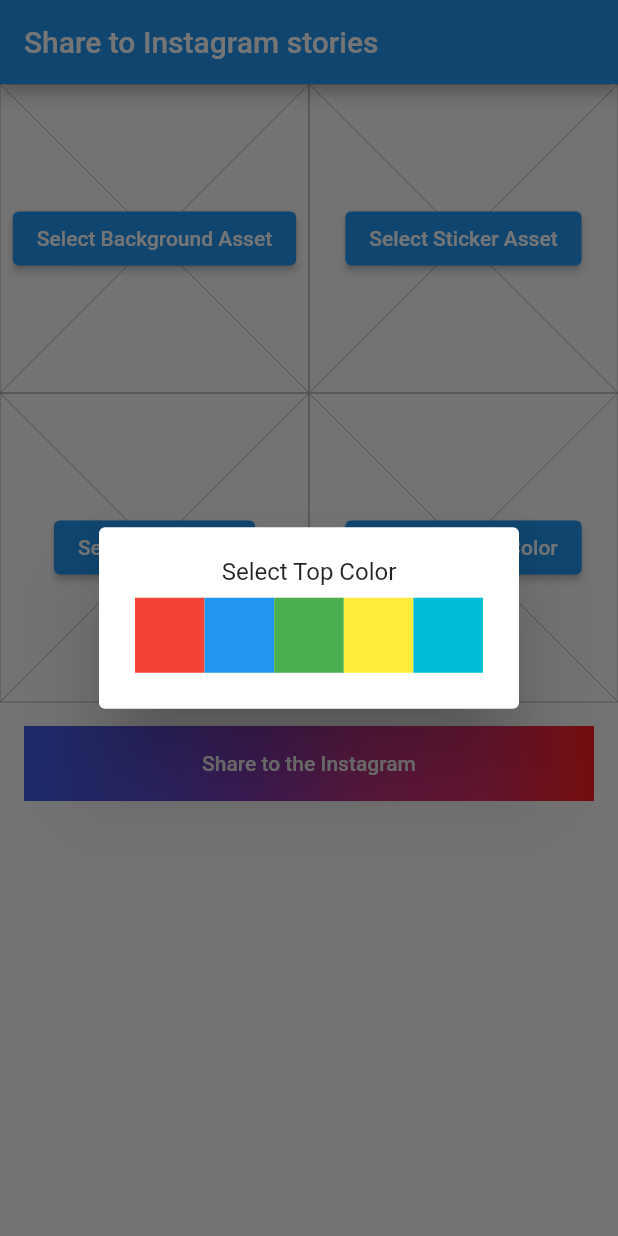
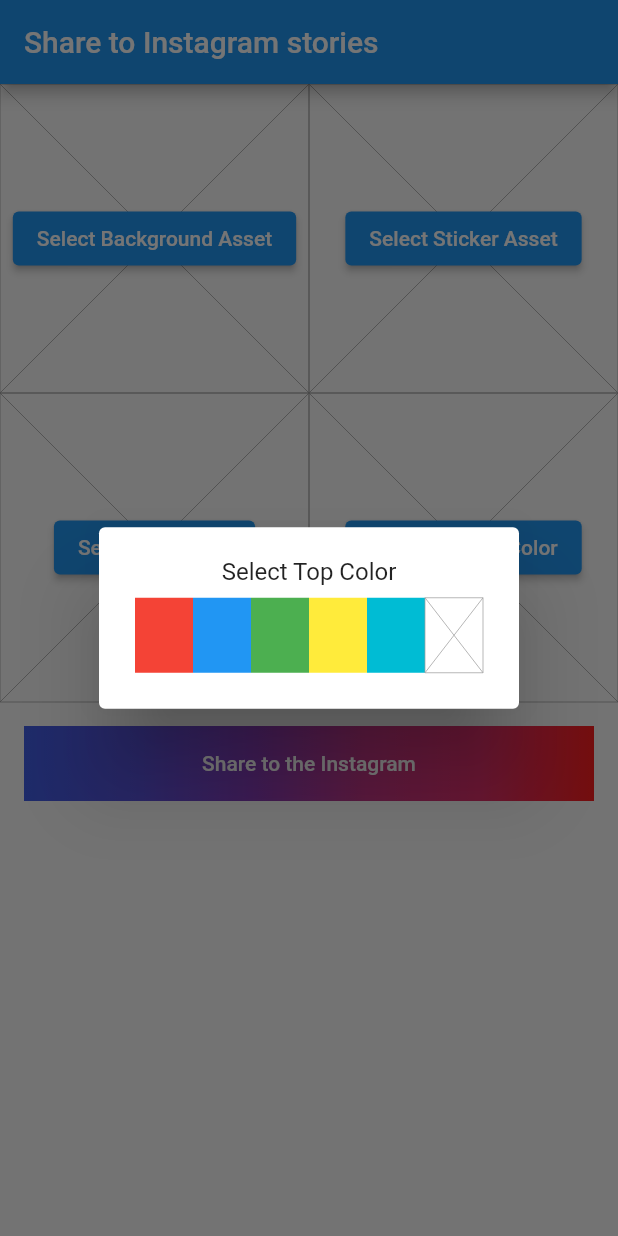
Before and after one commit to Vorkytaka/flutter_share_to_stories, a Flutter app: the screen it shows after launch, after a tap on "Select Top Color", on a phone screen of 412 x 824 dp. Run offline on Flutter 3.47's test engine with Material 2 defaults, Android fonts, the phone set to English and light mode, and no system bars; our stand-ins replace image_picker.

Commit message:
• Add ability to remove selected color

```diff
--- a/example/lib/main.dart
+++ b/example/lib/main.dart
@@ -298,6 +298,21 @@ class ColorSelectorWidget extends StatelessWidget {
           Row(
             children: [
               for (final color in colors) _createColorItem(context, color),
+              // item for remove selected color
+              Expanded(
+                child: InkWell(
+                  onTap: () {
+                    Navigator.of(context).pop(null);
+                  },
+                  child: SizedBox(
+                    height: 50,
+                    child: Placeholder(
+                      color: Colors.grey,
+                      strokeWidth: 0.5,
+                    ),
+                  ),
+                ),
+              ),
             ],
           ),
         ],
```
